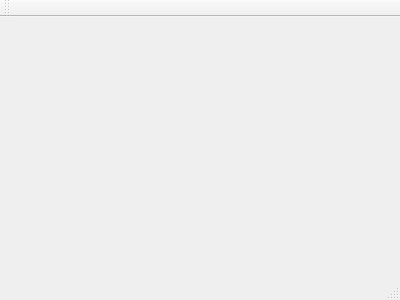
First picture: the form in mainwindow.ui, repository marcelpetrick/crashReportExampleProject, before the edit.
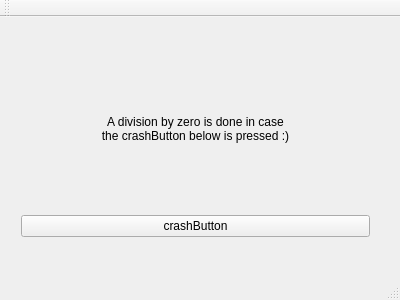
Second picture: the form after the edit.

Commit message: added a button plus fitting slot which shall (later) raise a crash

Patch:
```diff
--- a/mainwindow.ui
+++ b/mainwindow.ui
@@ -12,13 +12,62 @@
   <property name="windowTitle" >
    <string>MainWindow</string>
   </property>
-  <widget class="QMenuBar" name="menuBar" />
-  <widget class="QToolBar" name="mainToolBar" />
-  <widget class="QWidget" name="centralWidget" />
-  <widget class="QStatusBar" name="statusBar" />
+  <widget class="QWidget" name="centralWidget">
+   <widget class="QWidget" name="gridLayoutWidget">
+    <property name="geometry">
+     <rect>
+      <x>10</x>
+      <y>20</y>
+      <width>371</width>
+      <height>211</height>
+     </rect>
+    </property>
+    <layout class="QGridLayout" name="gridLayout">
+     <item row="2" column="0">
+      <widget class="QPushButton" name="crashButton">
+       <property name="text">
+        <string>crashButton</string>
+       </property>
+      </widget>
+     </item>
+     <item row="1" column="0">
+      <widget class="QLabel" name="label">
+       <property name="text">
+        <string>A division by zero is done in case
+the crashButton below is pressed :)</string>
+       </property>
+       <property name="alignment">
+        <set>Qt::AlignCenter</set>
+       </property>
+       <property name="wordWrap">
+        <bool>true</bool>
+       </property>
+      </widget>
+     </item>
+    </layout>
+   </widget>
+  </widget>
+  <widget class="QMenuBar" name="menuBar">
+   <property name="geometry">
+    <rect>
+     <x>0</x>
+     <y>0</y>
+     <width>400</width>
+     <height>18</height>
+    </rect>
+   </property>
+  </widget>
+  <widget class="QToolBar" name="mainToolBar">
+   <attribute name="toolBarArea">
+    <enum>TopToolBarArea</enum>
+   </attribute>
+   <attribute name="toolBarBreak">
+    <bool>false</bool>
+   </attribute>
+  </widget>
+  <widget class="QStatusBar" name="statusBar"/>
  </widget>
- <layoutDefault spacing="6" margin="11" />
- <pixmapfunction></pixmapfunction>
+ <layoutdefault spacing="6" margin="11"/>
  <resources/>
  <connections/>
 </ui>
```
Left out of the diff: 7 changed lines with no effect on the pictures. The commit also changes 2 other files.
